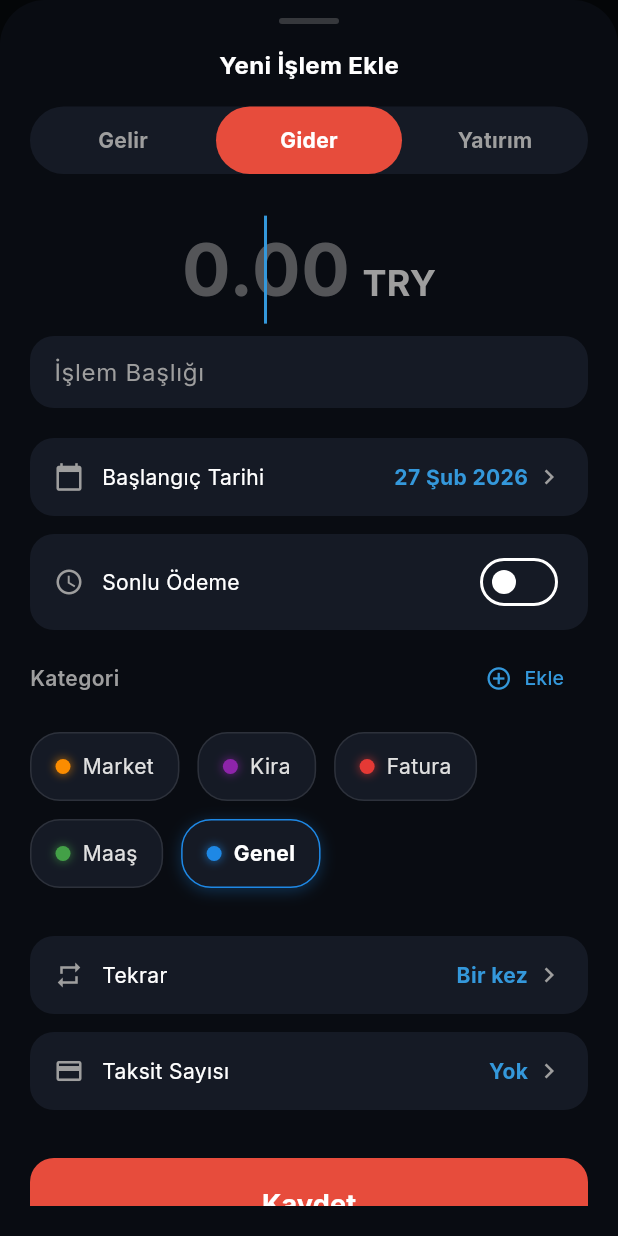
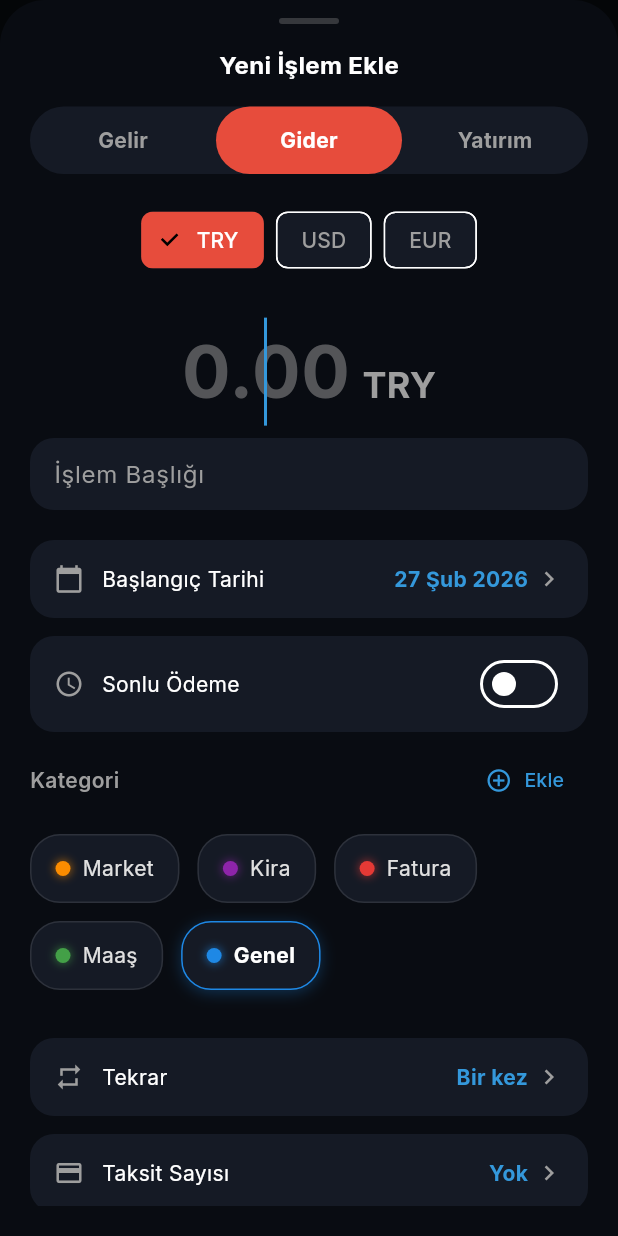
Before and after one commit to rks020/ProFinans, a Flutter app: the DashboardScreen screen opened directly, after a tap on the "add circle" icon, on a phone screen of 412 x 824 dp. Run offline on Flutter 3.47's test engine with Material 3 defaults, Android fonts, the phone set to English and light mode, and no system bars; our stand-ins replace file_picker, fl_chart, flutter_riverpod, freezed_annotation, google_fonts, hive_ce and 3 more; accounts and stored records are empty; generated files the repository leaves out were written again; network calls fail; statements that could not run were skipped.

Commit message:
feat: Add foreign currency support with real-time TCMB rates

```diff
--- a/lib/data/models/transaction.dart
+++ b/lib/data/models/transaction.dart
@@ -23,6 +23,9 @@ abstract class Transaction extends HiveObject with _$Transaction {
     @HiveField(9) @Default(RecurrenceRule.none) RecurrenceRule recurrenceRule,
     @HiveField(10) int? installmentTotal,
     @HiveField(11) int? installmentCurrent,
+    @HiveField(12) String? currency,
+    @HiveField(13) double? originalAmount,
+    @HiveField(14) double? exchangeRate,
   }) = _Transaction;
 
   factory Transaction.fromJson(Map<String, dynamic> json) => _$TransactionFromJson(json);
--- /dev/null
+++ b/lib/data/services/currency_service.dart
@@ -0,0 +1,58 @@
+import 'dart:io';
+import 'dart:convert';
+import 'package:xml/xml.dart';
+
+class CurrencyRate {
+  final String code;
+  final double buying;
+
+  CurrencyRate({required this.code, required this.buying});
+}
+
+class CurrencyService {
+  static const String _tcmbUrl = 'https://www.tcmb.gov.tr/kurlar/today.xml';
+
+  Future<Map<String, CurrencyRate>> fetchRates() async {
+    try {
+      final httpClient = HttpClient()
+        ..badCertificateCallback = ((X509Certificate cert, String host, int port) => true);
+      final request = await httpClient.getUrl(Uri.parse(_tcmbUrl));
+      final response = await request.close();
+
+      if (response.statusCode == 200) {
+        final bodyString = await response.transform(utf8.decoder).join();
+        final document = XmlDocument.parse(bodyString);
+        final currencyNodes = document.findAllElements('Currency');
+
+        final Map<String, CurrencyRate> rates = {};
+        // Add TRY as default
+        rates['TRY'] = CurrencyRate(code: 'TRY', buying: 1.0);
+
+        for (final node in currencyNodes) {
+          final code = node.getAttribute('CurrencyCode');
+          if (code == 'USD' || code == 'EUR') {
+            final forexBuyingNode = node.findElements('ForexBuying').firstOrNull;
+            if (forexBuyingNode != null) {
+              final buyingStr = forexBuyingNode.innerText;
+              final buying = double.tryParse(buyingStr);
+              if (buying != null && code != null) {
+                rates[code] = CurrencyRate(code: code, buying: buying);
+              }
+            }
+          }
+        }
+        return rates;
+      } else {
+        throw Exception('Failed to load rates from TCMB: ${response.statusCode}');
+      }
+    } catch (e) {
+      print('Error fetching currency rates: $e');
+      // Return fallback rates (updated to make failure obvious if it still fails)
+      return {
+        'TRY': CurrencyRate(code: 'TRY', buying: 1.0),
+        'USD': CurrencyRate(code: 'USD', buying: 43.8026), // Fallback value updated to recent
+        'EUR': CurrencyRate(code: 'EUR', buying: 51.7119), // Fallback value updated to recent
+      };
+    }
+  }
+}
--- a/lib/providers/app_providers.dart
+++ b/lib/providers/app_providers.dart
@@ -5,9 +5,16 @@ import '../data/models/app_group.dart';
 import '../data/models/transaction.dart';
 import '../data/models/enums.dart';
 import '../data/models/category.dart';
+import '../data/services/currency_service.dart';
 import 'repository_providers.dart';
 
 part 'app_providers.g.dart';
+
+@riverpod
+Future<Map<String, CurrencyRate>> currencyRates(Ref ref) async {
+  final service = CurrencyService();
+  return service.fetchRates();
+}
 
 @riverpod
 class AppSettingsNotifier extends _$AppSettingsNotifier {
--- a/lib/ui/screens/dashboard_screen.dart
+++ b/lib/ui/screens/dashboard_screen.dart
@@ -537,28 +537,55 @@ class _BottomSummary extends ConsumerWidget {
     final remainingStr = isPrivacyMode ? '***₺' : format.format(remaining).replaceAll('₺', '') + '₺';
     final investmentStr = isPrivacyMode ? '***₺' : format.format(investmentTotal).replaceAll('₺', '') + '₺';
 
+    final ratesAsync = ref.watch(currencyRatesProvider);
+    final usdRate = ratesAsync.value?['USD']?.buying;
+    final eurRate = ratesAsync.value?['EUR']?.buying;
+
+    Widget buildCurrencyEquivalents(double amountInTry) {
+      if (usdRate == null || eurRate == null || amountInTry <= 0 || isPrivacyMode) return const SizedBox.shrink();
+
+      final usdAmount = amountInTry / usdRate;
+      final eurAmount = amountInTry / eurRate;
+      final usdFormat = NumberFormat.currency(symbol: '\$', decimalDigits: 0, customPattern: '\$#,##0');
+      final eurFormat = NumberFormat.currency(symbol: '€', decimalDigits: 0, customPattern: '€#,##0');
+
+      return Padding(
+        padding: const EdgeInsets.only(top: 4.0),
+        child: Text(
+          '${usdFormat.format(usdAmount)} • ${eurFormat.format(eurAmount)}',
+          style: const TextStyle(color: Colors.grey, fontSize: 11),
+        ),
+      );
+    }
+
     return Row(
       mainAxisAlignment: MainAxisAlignment.spaceBetween,
+      crossAxisAlignment: CrossAxisAlignment.start,
       children: [
         Column(
           crossAxisAlignment: CrossAxisAlignment.start,
+          mainAxisSize: MainAxisSize.min,
           children: [
             const Text('Toplam Gider', style: TextStyle(color: Colors.grey, fontSize: 13)),
             const SizedBox(height: 4),
             Text(totalStr, style: const TextStyle(color: Colors.white, fontSize: 22, fontWeight: FontWeight.bold)),
+            buildCurrencyEquivalents(total),
           ],
         ),
         Column(
           crossAxisAlignment: CrossAxisAlignment.end,
+          mainAxisSize: MainAxisSize.min,
           children: [
             const Text('Kalan Gider', style: TextStyle(color: Colors.grey, fontSize: 13)),
             const SizedBox(height: 4),
             Text(remainingStr, style: const TextStyle(color: Colors.white, fontSize: 22, fontWeight: FontWeight.bold)),
+            buildCurrencyEquivalents(remaining),
           ],
         ),
         if (investmentTotal > 0)
           Column(
             crossAxisAlignment: CrossAxisAlignment.end,
+            mainAxisSize: MainAxisSize.min,
             children: [
               const Text('Yatırım', style: TextStyle(color: Colors.grey, fontSize: 13)),
               const SizedBox(height: 4),
@@ -566,6 +593,7 @@ class _BottomSummary extends ConsumerWidget {
                 investmentStr,
                 style: const TextStyle(color: Color(0xFFFFD700), fontSize: 22, fontWeight: FontWeight.bold)
               ),
+              buildCurrencyEquivalents(investmentTotal),
             ],
           ),
       ],
--- a/lib/ui/widgets/add_transaction_modal.dart
+++ b/lib/ui/widgets/add_transaction_modal.dart
@@ -36,6 +36,8 @@ class _AddTransactionModalState extends ConsumerState<AddTransactionModal> {
   DateTime _endDate = DateTime.now();
   String _selectedCategory = 'Genel';
   Color _selectedColor = Colors.blue;
+  String _selectedCurrency = 'TRY';
+  double? _currentExchangeRate;
 
   @override
   void initState() {
@@ -144,6 +146,51 @@ class _AddTransactionModalState extends ConsumerState<AddTransactionModal> {
             ),
             const SizedBox(height: 20),
 
+            // Provider'dan kurları çek
+            ...[
+              ref.watch(currencyRatesProvider).when(
+                data: (rates) {
+                  return Column(
+                     children: [
+                        Row(
+                          mainAxisAlignment: MainAxisAlignment.center,
+                          children: ['TRY', 'USD', 'EUR'].map((c) {
+                            final isSelected = _selectedCurrency == c;
+                            return Padding(
+                              padding: const EdgeInsets.symmetric(horizontal: 4.0),
+                              child: ChoiceChip(
+                                label: Text(c, style: TextStyle(color: isSelected ? Colors.white : Colors.grey)),
+                                selected: isSelected,
+                                selectedColor: themeColor,
+                                backgroundColor: AppTheme.surfaceColor,
+                                onSelected: isEditing ? null : (selected) {
+                                  if (selected) {
+                                    setState(() {
+                                      _selectedCurrency = c;
+                                      _currentExchangeRate = rates[c]?.buying ?? 1.0;
+                                    });
+                                  }
+                                },
+                              ),
+                            );
+                          }).toList(),
+                        ),
+                        if (_selectedCurrency != 'TRY') ...[
+                           const SizedBox(height: 8),
+                           Text(
+                             'Kur: 1 $_selectedCurrency = ${_currentExchangeRate?.toStringAsFixed(4) ?? "?"} TRY',
+                             style: const TextStyle(color: Colors.grey, fontSize: 12),
+                           ),
+                        ]
+                     ]
+                  );
+                },
+                loading: () => const Center(child: CircularProgressIndicator(strokeWidth: 2)),
+                error: (e, s) => Text('Kurlar alınamadı', style: TextStyle(color: AppTheme.expenseColor)),
+              )
+            ],
+            const SizedBox(height: 20),
+
             // Taksit (Sadece Giderse ve Yeni Eklemedeyse)
             // Tutar Alanı - Currency Badge her zaman görünür olacak
             // Tutar Alanı - Currency Badge her zaman görünür olacak
@@ -169,7 +216,7 @@ class _AddTransactionModalState extends ConsumerState<AddTransactionModal> {
                   ),
                   const SizedBox(width: 8),
                   Text(
-                    settings.selectedCurrency,
+                    _selectedCurrency,
                     style: const TextStyle(fontSize: 24, fontWeight: FontWeight.bold, color: Colors.grey),
                   ),
                 ],
@@ -738,7 +785,13 @@ class _AddTransactionModalState extends ConsumerState<AddTransactionModal> {
     }
 
     final cleanAmount = _amountController.text.replaceAll(',', '.');
-    final amount = double.tryParse(cleanAmount) ?? 0;
+    final enteredAmount = double.tryParse(cleanAmount) ?? 0;
+
+    // Kur hesabı yap (eğer TRY değilse)
+    final double exchangeRate = _currentExchangeRate ?? 1.0;
+    final double amount = _selectedCurrency == 'TRY' ? enteredAmount : enteredAmount * exchangeRate;
+    final double originalAmount = enteredAmount;
+
     final isTitleEmpty = _titleController.text.trim().isEmpty;
     final isAmountInvalid = amount <= 0;
 
@@ -893,6 +946,9 @@ class _AddTransactionModalState extends ConsumerState<AddTransactionModal> {
         colorCode: _selectedColor.value,
         isPaid: false,
         recurrenceRule: _recurrence,
+        currency: _selectedCurrency,
+        originalAmount: originalAmount,
+        exchangeRate: exchangeRate,
       ));
     }
 
@@ -911,6 +967,9 @@ class _AddTransactionModalState extends ConsumerState<AddTransactionModal> {
             recurrenceRule: RecurrenceRule.none,
             installmentTotal: _installments,
             installmentCurrent: i + 1,
+            currency: _selectedCurrency,
+            originalAmount: originalAmount / _installments!,
+            exchangeRate: exchangeRate,
           ));
        }
     } else if (transactionsToSave.isEmpty) { // Tek seferlik işlem veya Mevcut işlem güncelleme
@@ -930,6 +989,9 @@ class _AddTransactionModalState extends ConsumerState<AddTransactionModal> {
           colorCode: _selectedColor.value,
           isPaid: false,
           recurrenceRule: _recurrence,
+          currency: _selectedCurrency,
+          originalAmount: originalAmount,
+          exchangeRate: exchangeRate,
        ));
     }
 
--- a/pubspec.yaml
+++ b/pubspec.yaml
@@ -45,6 +45,8 @@ dependencies:
   google_fonts: ^8.0.1
   share_plus: ^12.0.1
   file_picker: ^10.3.10
+  http: ^1.6.0
+  xml: ^6.6.1
 
 dev_dependencies:
   flutter_test:
```
Also changed, not shown: lib/data/models/transaction.freezed.dart, lib/data/models/transaction.g.dart, lib/providers/app_providers.g.dart, pubspec.lock, 1 other file.
